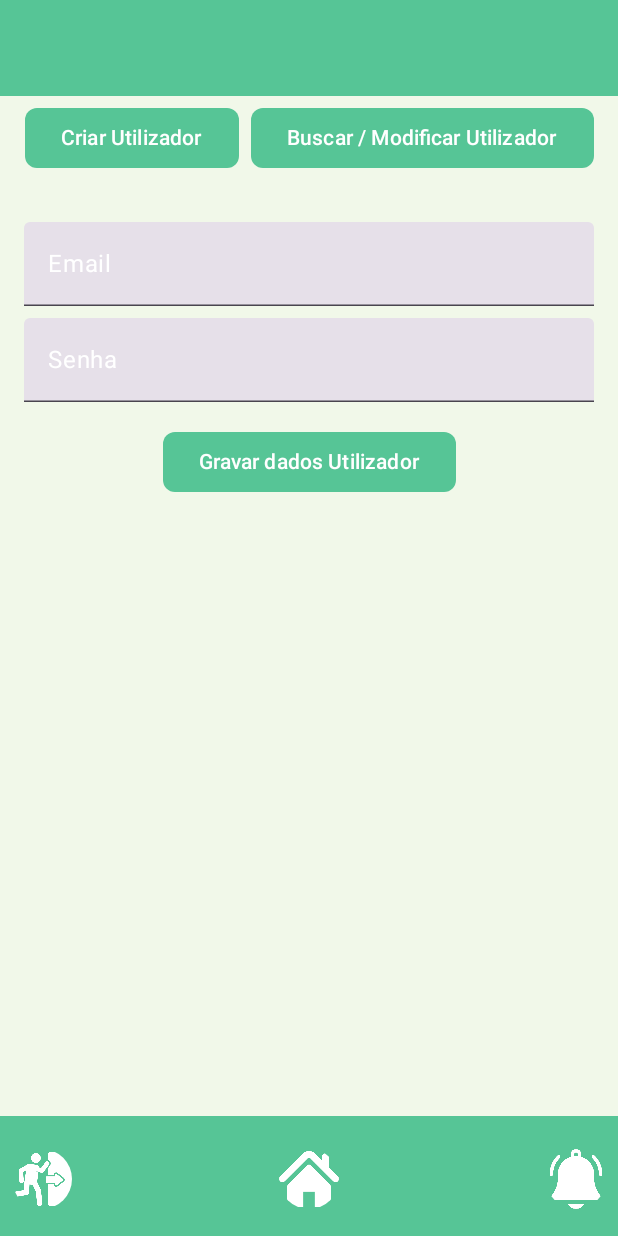
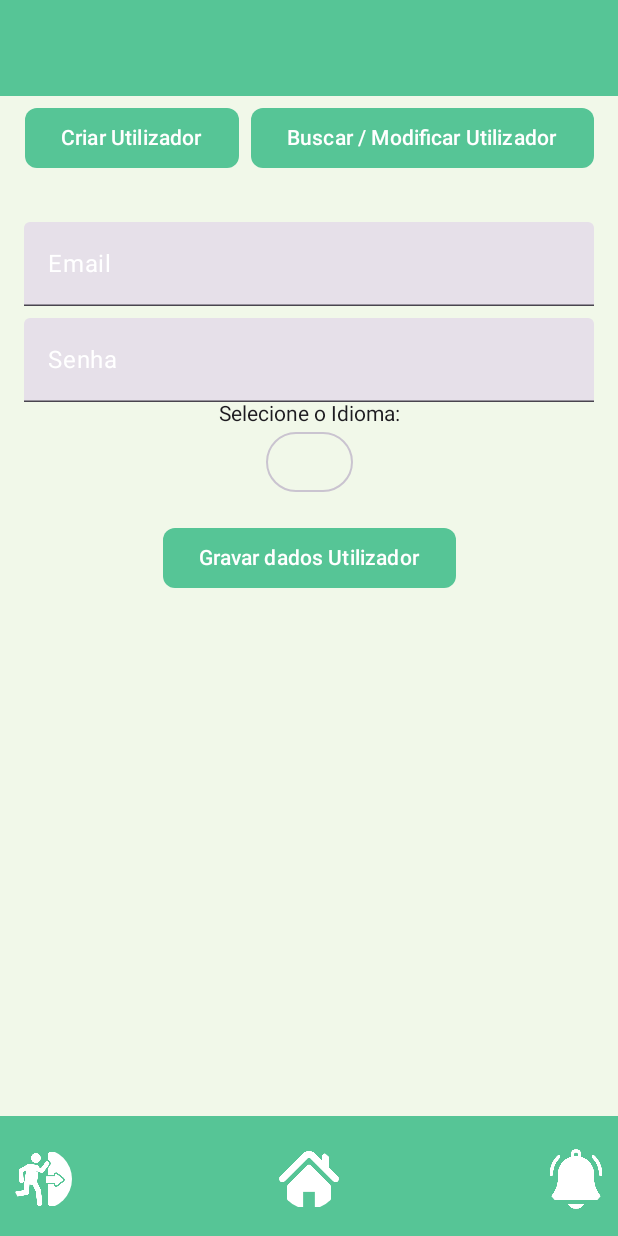
Before and after one commit to billgatos/ProjAplicadoG06, an Android app built with Jetpack Compose: the UserManagementScreen screen opened through its navigation route, on a phone screen of 412 x 824 dp. Run offline under Robolectric (Android 15) with nearby library versions, the phone set to English and light mode, and no system bars; our stand-ins replace Firebase (no records; nobody signed in at launch, a user with empty details on screens opened directly).

Commit message:
update user e idioma

```diff
--- a/LojaSocialFireBase/app/src/main/java/com/example/lojasocialfirebase/auth/UserManagementScreen.kt
+++ b/LojaSocialFireBase/app/src/main/java/com/example/lojasocialfirebase/auth/UserManagementScreen.kt
@@ -5,7 +5,10 @@ import androidx.compose.foundation.layout.*
 import androidx.compose.foundation.shape.RoundedCornerShape
 import androidx.compose.material3.Button
 import androidx.compose.material3.ButtonDefaults
+import androidx.compose.material3.DropdownMenu
+import androidx.compose.material3.DropdownMenuItem
 import androidx.compose.material3.MaterialTheme
+import androidx.compose.material3.OutlinedButton
 import androidx.compose.material3.Scaffold
 import androidx.compose.ui.Modifier
 import androidx.compose.ui.unit.dp
@@ -28,7 +31,9 @@ fun UserManagementScreen(viewModel: AuthViewModel) {
     var newUserType by remember { mutableStateOf("") }
     var newEmail by remember { mutableStateOf("") }
     var message by remember { mutableStateOf("") }
+    var idioma by remember { mutableStateOf("") }
 
+    val languages = listOf("PT", "EN") // Opções de idioma
 
     Scaffold(
         containerColor = backgroundColor
@@ -85,6 +90,28 @@ fun UserManagementScreen(viewModel: AuthViewModel) {
                 modifier = Modifier.fillMaxWidth(),
                 visualTransformation = PasswordVisualTransformation()
             )
+
+            // Dropdown de Idioma
+            Text("Selecione o Idioma:")
+            var expanded by remember { mutableStateOf(false) }
+            Box {
+                OutlinedButton(onClick = { expanded = true }) {
+                    Text(idioma)
+                }
+                DropdownMenu(expanded = expanded,
+                    onDismissRequest = { expanded = false },
+                    modifier = Modifier.width(100.dp)
+                ) {
+                    languages.forEach { language ->
+                        DropdownMenuItem(
+                            text = {Text(language)},
+                            onClick = {
+                                idioma = language
+                                expanded = false
+                            })
+                    }
+                }
+            }
             Spacer(modifier = Modifier.height(16.dp))
 
             // Botão para gravar dados do utilizador
```
Also changed, not shown: LojaSocialFireBase/app/src/main/java/com/example/lojasocialfirebase/auth/AuthViewModel.kt (+9 -5 lines), LojaSocialFireBase/app/src/main/java/com/example/lojasocialfirebase/auth/RegisterScreen.kt (+26 -1 lines).
